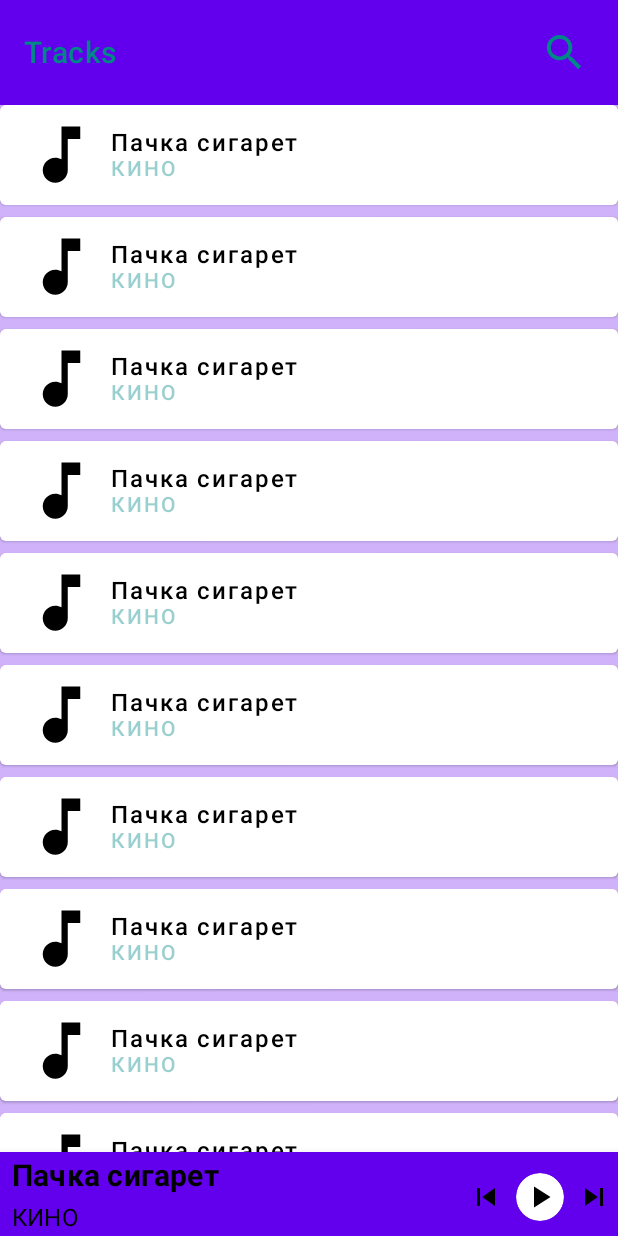
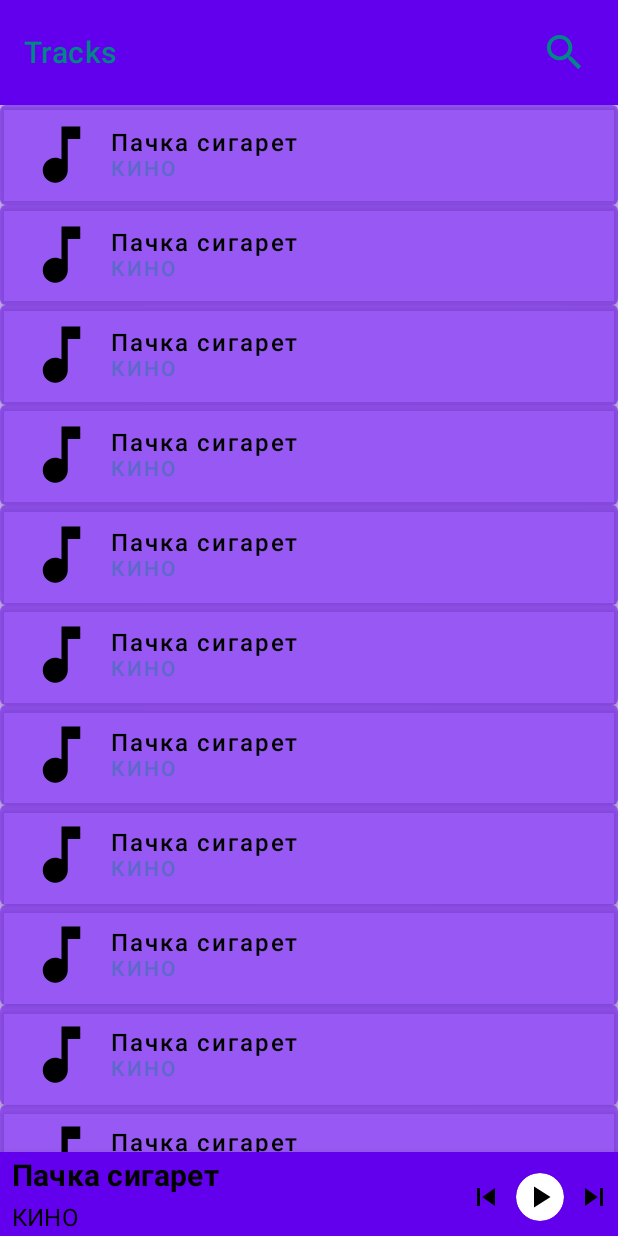
Before and after one commit to Spacus1k/AudioPlayer, an Android app built with Jetpack Compose: the @Preview function PreviewAudioListScreen, on a phone screen of 412 x 824 dp. Run offline under Robolectric (Android 15) with nearby library versions, the phone set to English and light mode, and no system bars; network calls fail.

Commit message:
add icon, add changing color of plaing audio

```diff
--- a/app/src/main/AndroidManifest.xml
+++ b/app/src/main/AndroidManifest.xml
@@ -11,9 +11,8 @@
         android:allowBackup="true"
         android:dataExtractionRules="@xml/data_extraction_rules"
         android:fullBackupContent="@xml/backup_rules"
-        android:icon="@mipmap/ic_launcher"
+        android:icon="@drawable/app_icon"
         android:label="@string/app_name"
-        android:roundIcon="@mipmap/ic_launcher_round"
         android:supportsRtl="true"
         android:theme="@style/Theme.AudioPlayer"
         tools:targetApi="31">
--- a/app/src/main/java/com/example/audioplayer/presentation/ui/components/AudioItem.kt
+++ b/app/src/main/java/com/example/audioplayer/presentation/ui/components/AudioItem.kt
@@ -3,7 +3,7 @@ package com.example.audioplayer.presentation.ui.components
 import androidx.compose.foundation.Image
 import androidx.compose.foundation.layout.*
 import androidx.compose.material.*
-import androidx.compose.runtime.Composable
+import androidx.compose.runtime.*
 import androidx.compose.ui.Modifier
 import androidx.compose.ui.res.painterResource
 import androidx.compose.ui.text.style.TextOverflow
@@ -18,11 +18,17 @@ import com.example.audioplayer.presentation.utils.getFakeAudioFile
 fun AudioFileItem(
     audioFile: AudioFile,
     onAudioClick: (id: Long) -> Unit,
-    modifier: Modifier = Modifier,
+    isPlayingCurrentAudio: Boolean
 ) {
-    Card(modifier = modifier) {
+    val itemBackgroundColor = if (isPlayingCurrentAudio) {
+        MaterialTheme.colors.primary.copy(alpha = 0.5f)
+    } else {
+        MaterialTheme.colors.surface
+    }
     Button(
-            colors = ButtonDefaults.buttonColors(backgroundColor = MaterialTheme.colors.surface),
+        colors = ButtonDefaults.buttonColors(
+            backgroundColor = itemBackgroundColor,
+        ),
         onClick = { onAudioClick(audioFile.id) }) {
 
         Row(modifier = Modifier.fillMaxWidth()) {
@@ -49,11 +55,9 @@ fun AudioFileItem(
         }
     }
 }
-}
 
 @Composable
 @Preview
 fun PreviewAudioFileItem() {
-    val audioFile = getFakeAudioFile()
-    AudioFileItem(audioFile, {})
+    AudioFileItem(audioFile = getFakeAudioFile(), onAudioClick = {}, isPlayingCurrentAudio = false)
 }
--- a/app/src/main/java/com/example/audioplayer/presentation/ui/screens/AudioListScreen.kt
+++ b/app/src/main/java/com/example/audioplayer/presentation/ui/screens/AudioListScreen.kt
@@ -2,7 +2,6 @@ package com.example.audioplayer.presentation.ui.screens
 
 import androidx.compose.animation.core.animateDpAsState
 import androidx.compose.foundation.background
-import androidx.compose.foundation.layout.Arrangement
 import androidx.compose.foundation.layout.fillMaxSize
 import androidx.compose.foundation.layout.padding
 import androidx.compose.foundation.lazy.LazyColumn
@@ -68,6 +67,7 @@ fun AudioListScreen(
                 focusManager.clearFocus()
             },
             allAudioListIsNotEmpty = allAudioListIsNotEmpty,
+            currentPlayingAudioId = currentAudioFile?.id,
             modifier = Modifier
                 .fillMaxSize()
                 .background(MaterialTheme.colors.primary.copy(alpha = 0.3f))
@@ -81,20 +81,19 @@ fun AudioList(
     filteredAudioList: List<AudioFile>,
     onAudioClick: (AudioFile) -> Unit,
     allAudioListIsNotEmpty: Boolean,
+    currentPlayingAudioId: Long?,
     modifier: Modifier = Modifier
 ) {
     when {
         filteredAudioList.isEmpty() -> EmptyAudioListScreen(EmptyAudioListAttribute.BY_SEARCH)
         !allAudioListIsNotEmpty -> EmptyAudioListScreen(EmptyAudioListAttribute.ALL)
         else -> {
-            LazyColumn(
-                verticalArrangement = Arrangement.spacedBy(8.dp),
-                modifier = modifier
-            ) {
+            LazyColumn(modifier = modifier) {
                 items(filteredAudioList) { audio ->
                     AudioFileItem(
                         audioFile = audio,
                         onAudioClick = { onAudioClick(audio) },
+                        isPlayingCurrentAudio = audio.id == currentPlayingAudioId
                     )
                 }
             }
--- a/app/src/main/res/mipmap-anydpi-v26/ic_launcher.xml
+++ /dev/null
@@ -1,5 +0,0 @@
-<?xml version="1.0" encoding="utf-8"?>
-<adaptive-icon xmlns:android="http://schemas.android.com/apk/res/android">
-    <background android:drawable="@drawable/ic_launcher_background" />
-    <foreground android:drawable="@drawable/ic_launcher_foreground" />
-</adaptive-icon>
--- a/app/src/main/res/mipmap-anydpi-v26/ic_launcher_round.xml
+++ /dev/null
@@ -1,5 +0,0 @@
-<?xml version="1.0" encoding="utf-8"?>
-<adaptive-icon xmlns:android="http://schemas.android.com/apk/res/android">
-    <background android:drawable="@drawable/ic_launcher_background" />
-    <foreground android:drawable="@drawable/ic_launcher_foreground" />
-</adaptive-icon>
```
Also changed, not shown: app/src/main/res/drawable/app_icon.xml (added, +9 -0 lines), app/src/main/res/mipmap-hdpi/ic_launcher.webp (deleted), app/src/main/res/mipmap-hdpi/ic_launcher_round.webp (deleted), app/src/main/res/mipmap-mdpi/ic_launcher.webp (deleted), app/src/main/res/mipmap-mdpi/ic_launcher_round.webp (deleted), app/src/main/res/mipmap-xhdpi/ic_launcher.webp (deleted), app/src/main/res/mipmap-xhdpi/ic_launcher_round.webp (deleted), app/src/main/res/mipmap-xxhdpi/ic_launcher.webp (deleted), app/src/main/res/mipmap-xxhdpi/ic_launcher_round.webp (deleted), app/src/main/res/mipmap-xxxhdpi/ic_launcher.webp (deleted), app/src/main/res/mipmap-xxxhdpi/ic_launcher_round.webp (deleted). Lines whose indentation alone changed are shown as unchanged.
